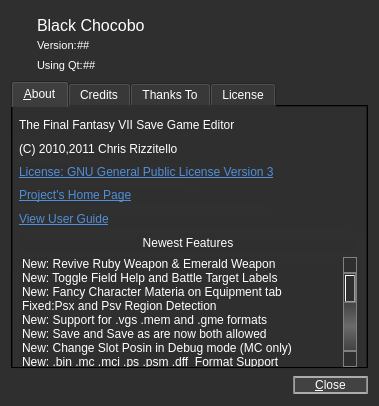
Above: about.ui from sithlord48/blackchocobo before the change. Below: the same form after it.
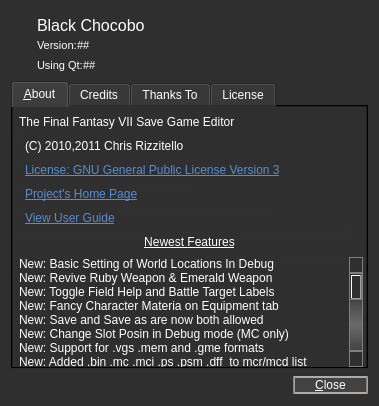
That is the form after the change. Icons and pictures are not drawn.

Commit message: added basic world map stuff. tweaked about gui's credits h.spacing, updated ts files

```diff
--- a/about.ui
+++ b/about.ui
@@ -313,8 +313,14 @@
       </attribute>
       <layout class="QVBoxLayout" name="verticalLayout_6">
        <property name="leftMargin">
+        <number>3</number>
+       </property>
+       <property name="topMargin">
         <number>6</number>
        </property>
+       <property name="rightMargin">
+        <number>3</number>
+       </property>
        <property name="bottomMargin">
         <number>0</number>
        </property>
@@ -324,7 +330,7 @@
           <string>The Final Fantasy VII Save Game Editor</string>
          </property>
          <property name="indent">
-          <number>-1</number>
+          <number>3</number>
          </property>
          <property name="openExternalLinks">
           <bool>false</bool>
@@ -337,7 +343,7 @@
           <string notr="true">(C) 2010,2011 Chris Rizzitello</string>
          </property>
          <property name="indent">
-          <number>-1</number>
+          <number>9</number>
          </property>
         </widget>
        </item>
@@ -350,6 +356,9 @@
 &lt;/style&gt;&lt;/head&gt;&lt;body style=&quot; font-family:'Ubuntu'; font-size:9pt; font-weight:400; font-style:normal;&quot;&gt;
 &lt;p style=&quot; margin-top:0px; margin-bottom:0px; margin-left:0px; margin-right:0px; -qt-block-indent:0; text-indent:0px;&quot;&gt;&lt;a href=&quot;http://www.gnu.org/licenses/gpl.html&quot;&gt;&lt;span style=&quot; text-decoration: underline; color:#508ed8;&quot;&gt;License: GNU General Public License Version 3&lt;/span&gt;&lt;/a&gt;&lt;/p&gt;&lt;/body&gt;&lt;/html&gt;</string>
          </property>
+         <property name="indent">
+          <number>9</number>
+         </property>
          <property name="openExternalLinks">
           <bool>true</bool>
          </property>
@@ -364,6 +373,9 @@
 &lt;/style&gt;&lt;/head&gt;&lt;body style=&quot; font-family:'Ubuntu'; font-size:9pt; font-weight:400; font-style:normal;&quot;&gt;
 &lt;p style=&quot; margin-top:0px; margin-bottom:0px; margin-left:0px; margin-right:0px; -qt-block-indent:0; text-indent:0px;&quot;&gt;&lt;a href=&quot;http://blackchocobo.sourceforge.net&quot;&gt;&lt;span style=&quot; text-decoration: underline; color:#508ed8;&quot;&gt;Project's Home Page&lt;/span&gt;&lt;/a&gt;&lt;/p&gt;&lt;/body&gt;&lt;/html&gt;</string>
          </property>
+         <property name="indent">
+          <number>9</number>
+         </property>
          <property name="openExternalLinks">
           <bool>true</bool>
          </property>
@@ -378,6 +390,9 @@
 &lt;/style&gt;&lt;/head&gt;&lt;body style=&quot; font-family:'Ubuntu'; font-size:9pt; font-weight:400; font-style:normal;&quot;&gt;
 &lt;p style=&quot; margin-top:0px; margin-bottom:0px; margin-left:0px; margin-right:0px; -qt-block-indent:0; text-indent:0px;&quot;&gt;&lt;a href=&quot;http://sourceforge.net/apps/mediawiki/blackchocobo/index.php?title=User_Guide&quot;&gt;&lt;span style=&quot; text-decoration: underline; color:#508ed8;&quot;&gt;View User Guide&lt;/span&gt;&lt;/a&gt;&lt;/p&gt;&lt;/body&gt;&lt;/html&gt;</string>
          </property>
+         <property name="indent">
+          <number>9</number>
+         </property>
          <property name="openExternalLinks">
           <bool>true</bool>
          </property>
@@ -385,6 +400,25 @@
        </item>
        <item>
         <widget class="QLabel" name="lbl_features">
+         <property name="font">
+          <font>
+           <family>ubuntu</family>
+           <pointsize>9</pointsize>
+           <weight>50</weight>
+           <italic>false</italic>
+           <bold>false</bold>
+           <underline>true</underline>
+          </font>
+         </property>
+         <property name="frameShape">
+          <enum>QFrame::NoFrame</enum>
+         </property>
+         <property name="frameShadow">
+          <enum>QFrame::Plain</enum>
+         </property>
+         <property name="midLineWidth">
+          <number>0</number>
+         </property>
          <property name="text">
           <string>Newest Features</string>
          </property>
@@ -431,6 +465,11 @@
          <property name="selectionMode">
           <enum>QAbstractItemView::NoSelection</enum>
          </property>
+         <item>
+          <property name="text">
+           <string>New: Basic Setting of World Locations In Debug</string>
+          </property>
+         </item>
          <item>
           <property name="text">
            <string>New: Revive Ruby Weapon &amp; Emerald Weapon</string>
@@ -446,16 +485,6 @@
            <string>New: Fancy Character Materia on Equipment tab</string>
           </property>
          </item>
-         <item>
-          <property name="text">
-           <string>Fixed:Psx and Psv Region Detection</string>
-          </property>
-         </item>
-         <item>
-          <property name="text">
-           <string>New: Support for .vgs .mem and .gme formats</string>
-          </property>
-         </item>
          <item>
           <property name="text">
            <string>New: Save and Save as are now both allowed</string>
@@ -468,7 +497,22 @@
          </item>
          <item>
           <property name="text">
-           <string>New: .bin .mc .mci .ps .psm .dff  Format Support</string>
+           <string>New: Support for .vgs .mem and .gme formats</string>
+          </property>
+         </item>
+         <item>
+          <property name="text">
+           <string>New: Added .bin .mc .mci .ps .psm .dff  to mcr/mcd list</string>
+          </property>
+         </item>
+         <item>
+          <property name="text">
+           <string>New: Using Myst6re SaveIcon Class</string>
+          </property>
+         </item>
+         <item>
+          <property name="text">
+           <string>Fixed: Psx and Psv Region Detection</string>
           </property>
          </item>
          <item>
@@ -483,7 +527,17 @@
          </item>
          <item>
           <property name="text">
-           <string>New: Using Myst6re SaveIcon Class</string>
+           <string>Previous Versions</string>
+          </property>
+          <property name="font">
+           <font>
+            <weight>50</weight>
+            <bold>false</bold>
+            <underline>true</underline>
+           </font>
+          </property>
+          <property name="textAlignment">
+           <set>AlignHCenter|AlignVCenter|AlignCenter</set>
           </property>
          </item>
          <item>
```
Left out of the diff: 50 changed lines with no effect on the pictures. The commit also changes 25 other files.
